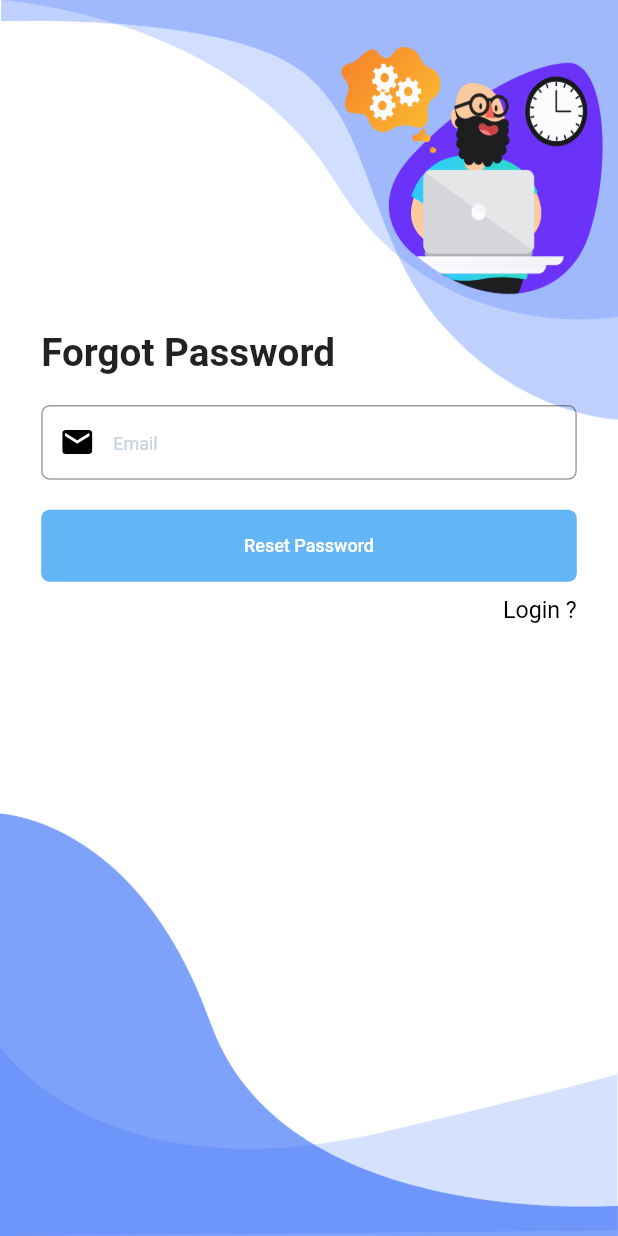
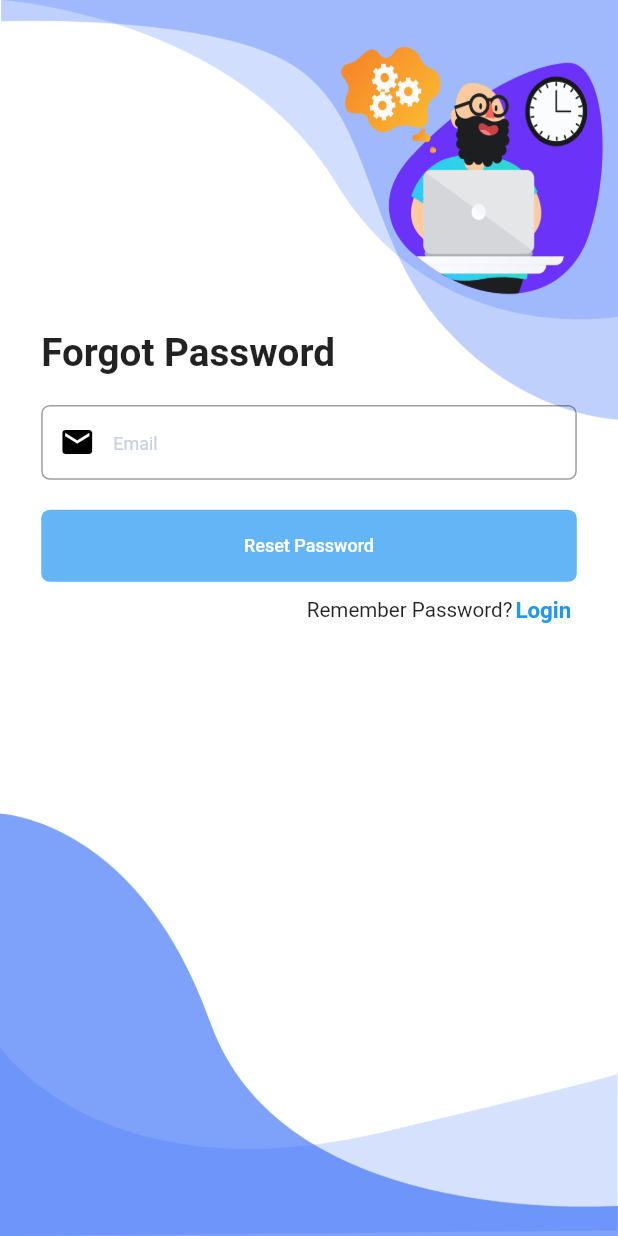
Before and after one commit to ApurvPatel9112/login_with_googleAuth, a Flutter app: the screen it shows after launch, after a tap on "Forgot Password?", on a phone screen of 412 x 824 dp. Run offline on Flutter 3.47's test engine with Material 2 defaults, Android fonts, the phone set to English and light mode, and no system bars; our stand-ins replace awesome_dialog, firebase_auth, firebase_core, flutter_screenutil, font_awesome_flutter, google_sign_in and 1 more; accounts and stored records are empty.

```diff
--- a/lib/auth_service.dart
+++ b/lib/auth_service.dart
@@ -3,7 +3,7 @@
 import 'package:firebase_auth/firebase_auth.dart';
 import 'package:flutter/material.dart';
 import 'package:google_sign_in/google_sign_in.dart';
-import 'package:login/home_page.dart';
+import 'package:login/screens/home_page.dart';
 import 'package:login/screens/log_in.dart';
 
 class AuthService {
--- a/lib/main.dart
+++ b/lib/main.dart
@@ -3,7 +3,7 @@
 import 'package:firebase_core/firebase_core.dart';
 import 'package:flutter/material.dart';
 import 'package:flutter_screenutil/flutter_screenutil.dart';
-import 'package:login/home_page.dart';
+import 'package:login/screens/home_page.dart';
 import 'package:login/screens/log_in.dart';
 import 'package:shared_preferences/shared_preferences.dart';
 
--- a/lib/forget_page.dart
+++ b/lib/screens/forget_page.dart
@@ -3,7 +3,6 @@ import 'package:firebase_auth/firebase_auth.dart';
 import 'package:flutter/material.dart';
 import 'package:flutter/services.dart';
 import 'package:flutter_screenutil/flutter_screenutil.dart';
-import 'package:login/background.dart';
 import 'package:login/screens/log_in.dart';
 
 class ForgetPassword extends StatefulWidget {
@@ -134,6 +133,11 @@ class _ForgetPasswordState extends State<ForgetPassword> {
                               Row(
                                 mainAxisAlignment: MainAxisAlignment.end,
                                 children: [
+                                  Text(
+                                    'Remember Password?',
+                                    style: TextStyle(fontSize: 12.sp),
+                                  ),
+                                  SizedBox(width: 2),
                                   InkWell(
                                     onTap: () {
                                       if (Navigator.canPop(context)) {
@@ -143,9 +147,11 @@ class _ForgetPasswordState extends State<ForgetPassword> {
                                       }
                                     },
                                     child: Text(
-                                      'Login ?',
+                                      'Login ',
                                       style: TextStyle(
-                                          color: Colors.black, fontSize: 12.h),
+                                          color: Colors.blue,
+                                          fontWeight: FontWeight.bold,
+                                          fontSize: 13.sp),
                                     ),
                                   ),
                                 ],
--- a/lib/screens/log_in.dart
+++ b/lib/screens/log_in.dart
@@ -7,9 +7,8 @@ import 'package:flutter_screenutil/flutter_screenutil.dart';
 import 'package:font_awesome_flutter/font_awesome_flutter.dart';
 import 'package:google_sign_in/google_sign_in.dart';
 import 'package:login/auth_service.dart';
-import 'package:login/background.dart';
-import 'package:login/forget_page.dart';
-import 'package:login/home_page.dart';
+import 'package:login/screens/forget_page.dart';
+import 'package:login/screens/home_page.dart';
 import 'package:login/screens/register.dart';
 import 'package:shared_preferences/shared_preferences.dart';
 
--- a/lib/screens/register.dart
+++ b/lib/screens/register.dart
@@ -6,7 +6,6 @@ import 'package:flutter/material.dart';
 import 'package:flutter_screenutil/flutter_screenutil.dart';
 import 'package:font_awesome_flutter/font_awesome_flutter.dart';
 import 'package:login/auth_service.dart';
-import 'package:login/background.dart';
 import 'package:login/screens/log_in.dart';
 
 class RegisterPage extends StatefulWidget {
--- a/lib/screens/auth_page.dart
+++ b/lib/utils/auth_page.dart
@@ -1,7 +1,7 @@
 // ignore_for_file: prefer_const_constructors
 import 'package:firebase_auth/firebase_auth.dart';
 import 'package:flutter/material.dart';
-import 'package:login/home_page.dart';
+import 'package:login/screens/home_page.dart';
 
 class AuthPage extends StatelessWidget {
   const AuthPage({super.key});
```
Also changed, not shown: lib/background.dart (deleted, +0 -78 lines), lib/utils/login_or_register_page.dart (deleted, +0 -35 lines), lib/screens/home_page.dart (renamed from lib/home_page.dart).
